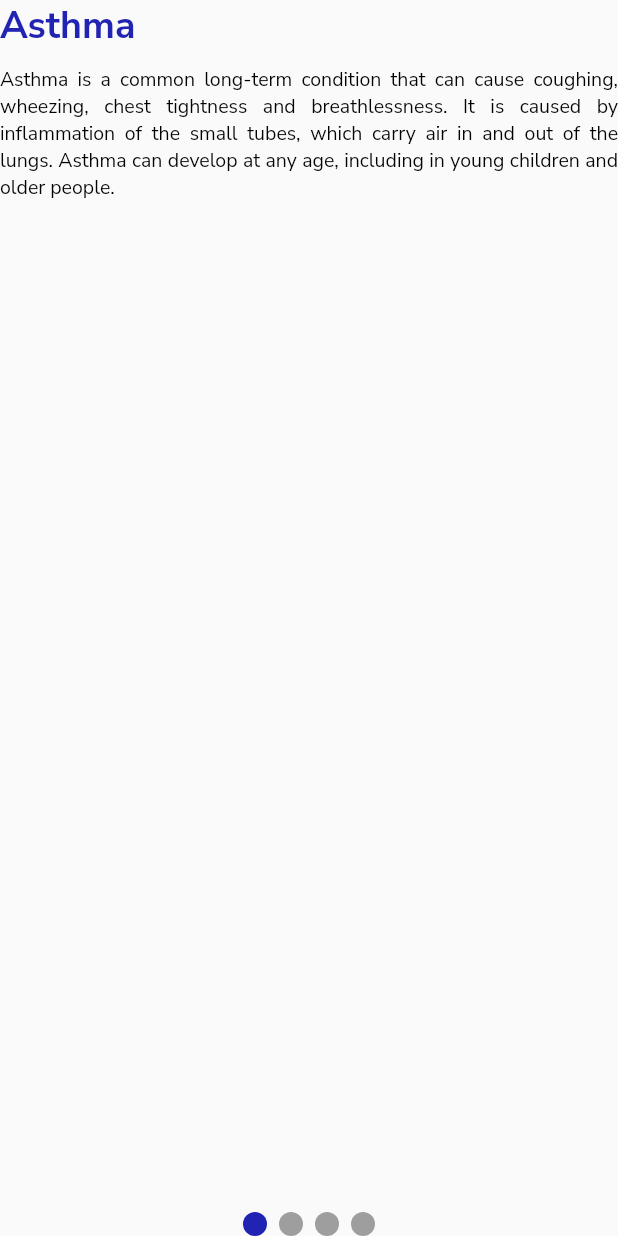
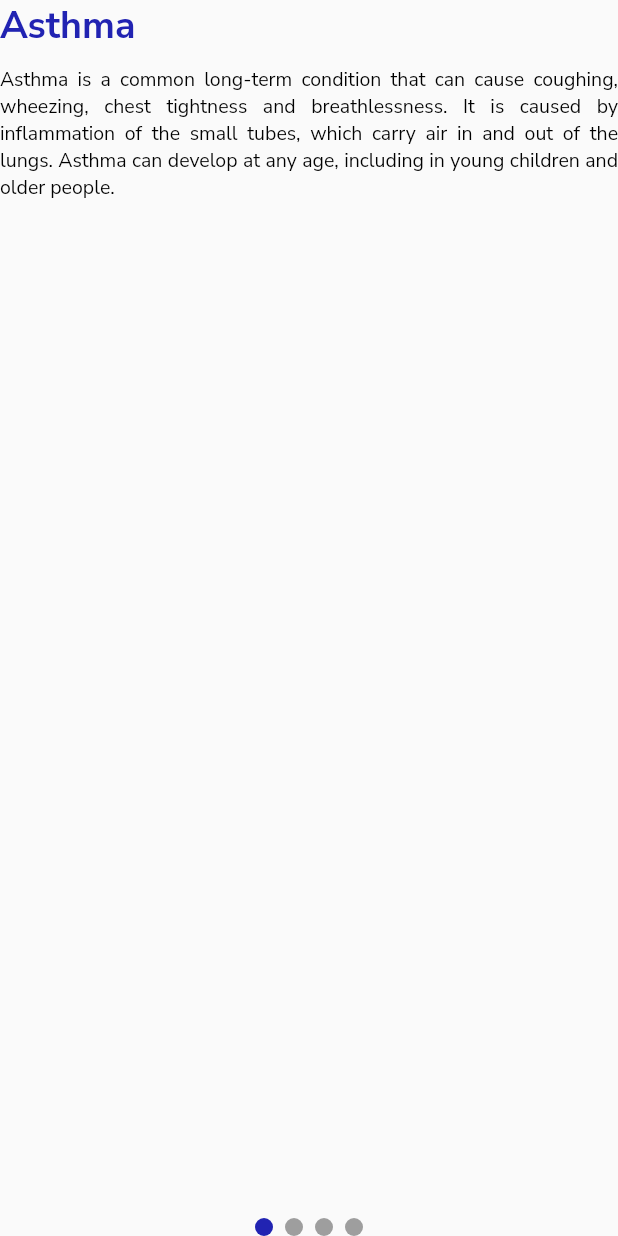
Before and after one commit to Blue-Cheesecake/Childhood-Illness-Search-Engine, a Flutter app: the Illness widget shown alone on an empty page, opened directly with sample values from the repository, on a phone screen of 412 x 824 dp. Run offline on Flutter 3.47's test engine with Material 2 defaults, Android fonts, the phone set to English and light mode, and no system bars; drawn by our look-alikes of smooth_page_indicator.

Commit message:
feat: pageview indicator

```diff
--- a/client/lib/screens/home/components/illness_views/illness_main.dart
+++ b/client/lib/screens/home/components/illness_views/illness_main.dart
@@ -59,7 +59,11 @@ class _IllnessState extends State<Illness> {
             child: SmoothPageIndicator(
               controller: _controller,
               count: _list.length,
-              effect: WormEffect(activeDotColor: PrimaryColor.littleDarkBlue),
+              effect: const WormEffect(
+                dotHeight: 12,
+                dotWidth: 12,
+                activeDotColor: PrimaryColor.littleDarkBlue,
+              ),
             ),
           )
         ],
```
Also changed, not shown: client/lib/generated/assets.dart (added).
